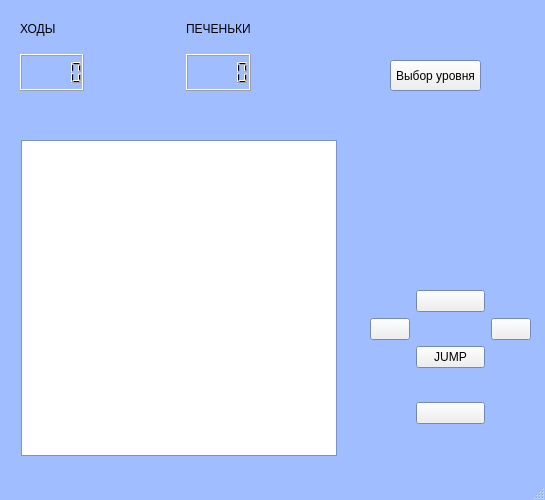
First picture: the form in cookies/cookies/level2.ui, repository ddzhambekova/dzhambekova_d_o, before the edit.
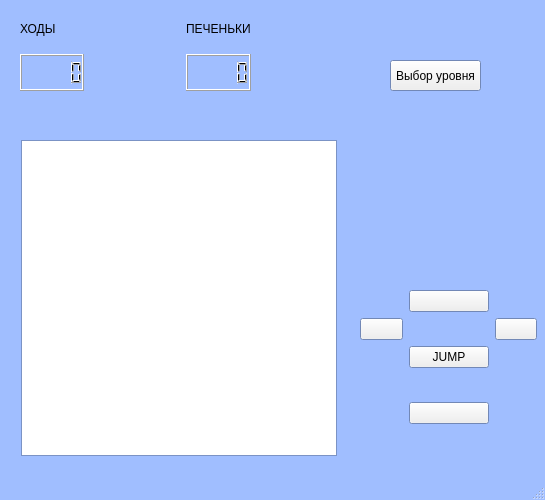
Second picture: the form after the edit. Icons and pictures are not drawn.

The edit to the form file:
```diff
--- a/cookies/cookies/level2.ui
+++ b/cookies/cookies/level2.ui
@@ -149,9 +149,9 @@
    <widget class="QWidget" name="gridLayoutWidget">
     <property name="geometry">
      <rect>
-      <x>370</x>
+      <x>360</x>
       <y>290</y>
-      <width>161</width>
+      <width>177</width>
       <height>134</height>
      </rect>
     </property>
```
Left out of the diff: 24 changed lines with no effect on the pictures.
